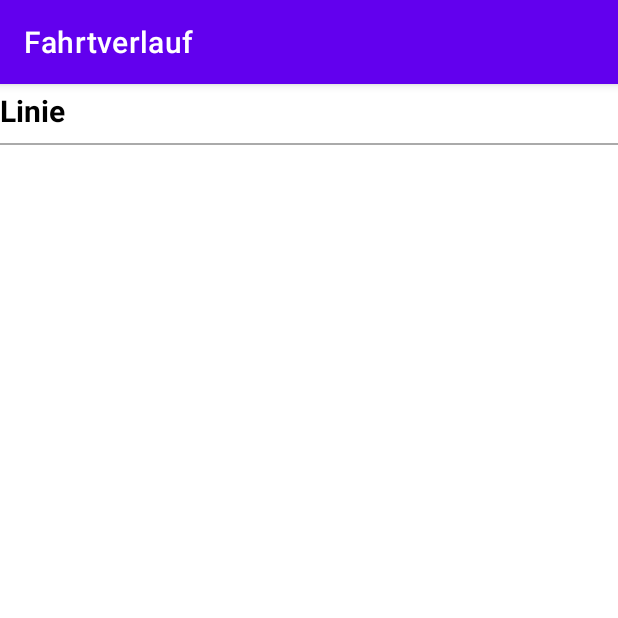
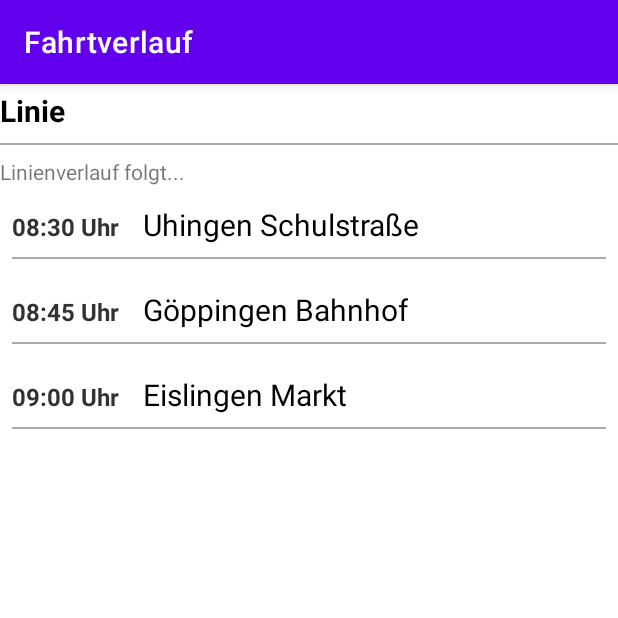
Before and after one commit to simax32/WS2425_neu, an Android app: the DepartureDetailActivity screen opened directly, with no data from a screen before it, on a phone screen of 412 x 824 dp, the top half of it. Run offline under Robolectric (Android 15) with nearby library versions, the phone set to English and light mode, and no system bars.

Commit message:
Items in DepartureDetailActivity implementiert (Daten müssen noch übergeben werden)

```diff
--- a/app/src/main/java/de/hka/ws2425/DepartureDetailActivity.java
+++ b/app/src/main/java/de/hka/ws2425/DepartureDetailActivity.java
@@ -5,8 +5,20 @@ import android.os.Bundle;
 import android.widget.TextView;
 
 import androidx.appcompat.app.AppCompatActivity;
+import androidx.recyclerview.widget.LinearLayoutManager;
+import androidx.recyclerview.widget.RecyclerView;
+
+import java.util.ArrayList;
+import java.util.List;
+
+import de.hka.ws2425.utils.Adapter.TripDetailAdapter;
+import de.hka.ws2425.utils.TripStop;
 
 public class DepartureDetailActivity extends AppCompatActivity {
+
+    private RecyclerView departureRecyclerView;
+    private TripDetailAdapter tripDetailAdapter;
+
     @Override
     protected void onCreate(Bundle savedInstanceState) {
         super.onCreate(savedInstanceState);
@@ -19,22 +31,35 @@ public class DepartureDetailActivity extends AppCompatActivity {
         String departureTime = intent.getStringExtra("DEPARTURE_TIME");
         String tripID = intent.getStringExtra("TRIP_ID");
 
-        // Use the data to populate views in your layout
-        TextView routeNameTextView = findViewById(R.id.routeShortNameTextView); // Example
-        if(routeNameTextView != null) {
-            routeNameTextView.setText(routeShortName);
-        }
-        TextView tripHeadsignTextview = findViewById(R.id.routeDesinationNameTextView); // Example
-        if(tripHeadsignTextview != null) {
-            tripHeadsignTextview.setText(tripHeadsign);
-        }
 
-        TextView tripIdTextview = findViewById(R.id.dummy); // Example
-        if(tripIdTextview != null) {
-            tripIdTextview.setText(tripID);
-        }
+        // UI-Elemente befüllen
+        TextView routeNameTextView = findViewById(R.id.routeShortNameTextView);
+        TextView tripHeadsignTextView = findViewById(R.id.routeDesinationNameTextView);
+
+        if (routeNameTextView != null) routeNameTextView.setText(routeShortName);
+        if (tripHeadsignTextView != null) tripHeadsignTextView.setText(tripHeadsign);
+
+        // RecyclerView initialisieren
+        departureRecyclerView = findViewById(R.id.departureList);
+        departureRecyclerView.setLayoutManager(new LinearLayoutManager(this));
+
+        // Beispielhafte Liste der Trip-Daten erstellen
+        List<TripStop> tripStops = fetchTripStops(tripID);
+
+        // Adapter setzen
+        tripDetailAdapter = new TripDetailAdapter(tripStops);
+        departureRecyclerView.setAdapter(tripDetailAdapter);
+    }
 
 
-        // ... set other text views
+    private List<TripStop> fetchTripStops(String tripID) {
+        // In einer echten Anwendung würden hier die Daten aus einer Datenbank oder API abgerufen werden.
+        // Beispiel-Daten:
+        List<TripStop> tripStops = new ArrayList<>();
+        tripStops.add(new TripStop("08:30", "Uhingen Schulstraße"));
+        tripStops.add(new TripStop("08:45", "Göppingen Bahnhof"));
+        tripStops.add(new TripStop("09:00", "Eislingen Markt"));
+        return tripStops;
     }
+
 }
--- /dev/null
+++ b/app/src/main/java/de/hka/ws2425/utils/Adapter/TripDetailAdapter.java
@@ -0,0 +1,53 @@
+package de.hka.ws2425.utils.Adapter;
+
+import android.view.LayoutInflater;
+import android.view.View;
+import android.view.ViewGroup;
+import android.widget.TextView;
+
+import androidx.annotation.NonNull;
+import androidx.recyclerview.widget.RecyclerView;
+
+import java.util.List;
+
+import de.hka.ws2425.R;
+import de.hka.ws2425.utils.TripStop;
+
+public class TripDetailAdapter extends RecyclerView.Adapter<TripDetailAdapter.TripDetailViewHolder> {
+
+    private final List<TripStop> tripStops;
+
+    public TripDetailAdapter(List<TripStop> tripStops) {
+        this.tripStops = tripStops;
+    }
+
+    @NonNull
+    @Override
+    public TripDetailViewHolder onCreateViewHolder(@NonNull ViewGroup parent, int viewType) {
+        View view = LayoutInflater.from(parent.getContext())
+                .inflate(R.layout.item_departure_detail, parent, false);
+        return new TripDetailViewHolder(view);
+    }
+
+    @Override
+    public void onBindViewHolder(@NonNull TripDetailViewHolder holder, int position) {
+        TripStop tripStop = tripStops.get(position);
+        holder.tripStopDepartureTime.setText(tripStop.getDepartureTime() + " Uhr");
+        holder.tripStopShortName.setText(tripStop.getStopName());
+    }
+
+    @Override
+    public int getItemCount() {
+        return tripStops.size();
+    }
+
+    static class TripDetailViewHolder extends RecyclerView.ViewHolder {
+        TextView tripStopDepartureTime, tripStopShortName;
+
+        public TripDetailViewHolder(@NonNull View itemView) {
+            super(itemView);
+            tripStopDepartureTime = itemView.findViewById(R.id.tripStopDepartureTime);
+            tripStopShortName = itemView.findViewById(R.id.tripStopShortName);
+        }
+    }
+}
--- /dev/null
+++ b/app/src/main/java/de/hka/ws2425/utils/TripStop.java
@@ -0,0 +1,19 @@
+package de.hka.ws2425.utils;
+
+public class TripStop {
+    private String departureTime;
+    private String stopName;
+
+    public TripStop(String departureTime, String stopName) {
+        this.departureTime = departureTime;
+        this.stopName = stopName;
+    }
+
+    public String getDepartureTime() {
+        return departureTime;
+    }
+
+    public String getStopName() {
+        return stopName;
+    }
+}
```
